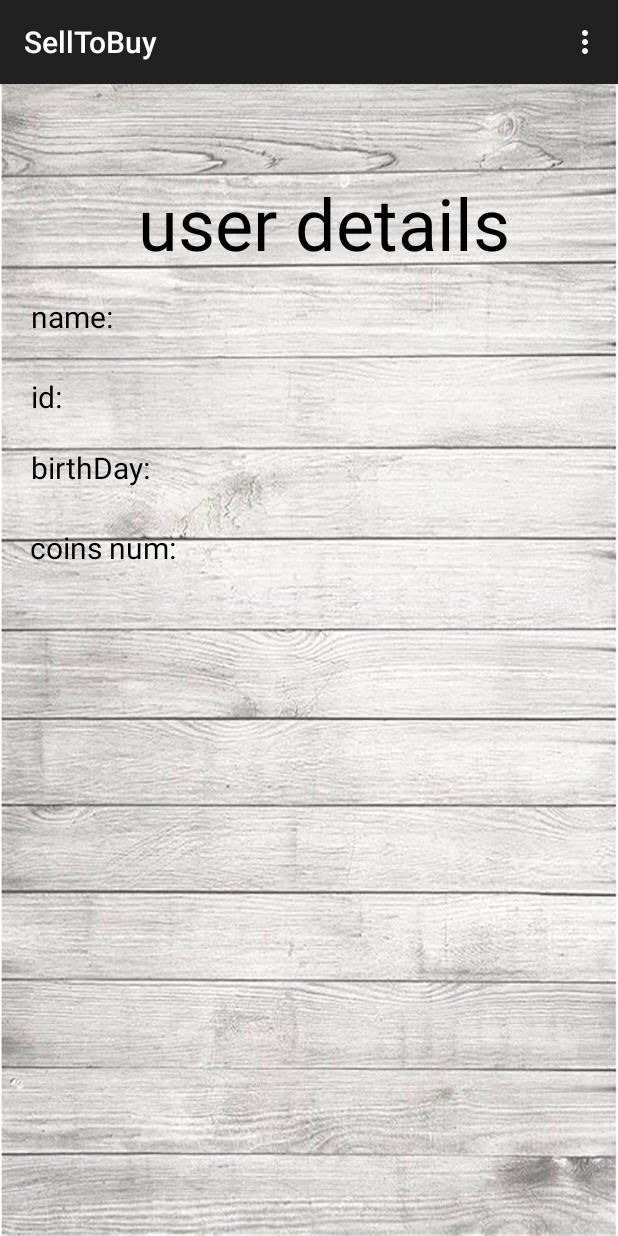
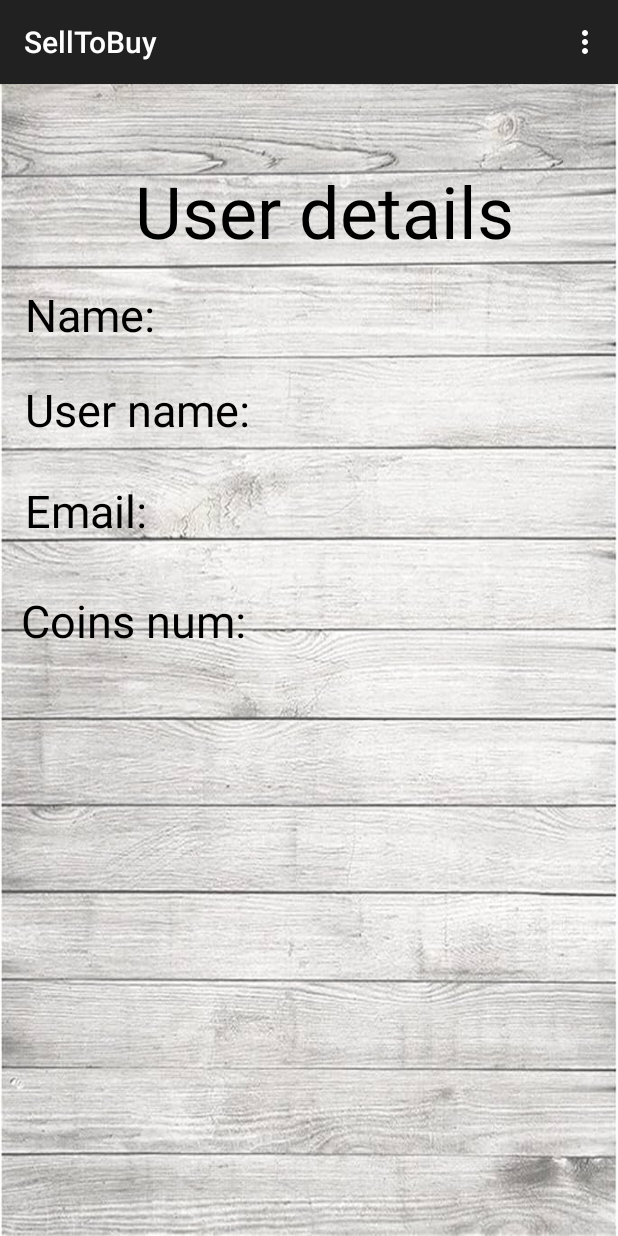
Before and after one commit to liamshmilo2/SellToBuy, an Android app: the Userdetails screen opened directly, with no data from a screen before it, on a phone screen of 412 x 824 dp. Run offline under Robolectric (Android 15) with nearby library versions, the phone set to English and light mode, and no system bars; our stand-ins replace Firebase (no records; nobody signed in at launch, a user with empty details on screens opened directly).

Commit message:
final 26/10/23

```diff
--- a/app/src/main/AndroidManifest.xml
+++ b/app/src/main/AndroidManifest.xml
@@ -12,6 +12,9 @@
         android:supportsRtl="true"
         android:theme="@style/Theme.AppCompat"
         tools:targetApi="31">
+        <activity
+            android:name=".BuyOneProduct"
+            android:exported="false" />
         <activity
             android:name=".Sell"
             android:exported="false" />
--- a/app/src/main/java/com/example/selltobuy/ProductAdapter.java
+++ b/app/src/main/java/com/example/selltobuy/ProductAdapter.java
@@ -40,10 +40,6 @@ public class ProductAdapter extends RecyclerView.Adapter<ProductAdapter.ProductV
         holder.startTextView.setText(currentProduct.getStratDate().toString());
         holder.finalTextView.setText(currentProduct.getFinalDate().toString());
         holder.imageView.setImageResource(holder.nameTextView.getResources().getIdentifier(currentProduct.getImage(),"drawable",holder.nameTextView.getContext().getPackageName()));
-
-
-
-
     }
 
     @Override
--- a/app/src/main/java/com/example/selltobuy/Userdetails.java
+++ b/app/src/main/java/com/example/selltobuy/Userdetails.java
@@ -10,16 +10,20 @@ import android.widget.TextView;
 
 public class Userdetails extends AppCompatActivity {
 
-    TextView nameDetails,idDetails,birthDetails,coinsDetails;
+    TextView nameDetails,usernamedetails,emaildetails,coinsDetails;
+    FirebaseController firebaseController;
 
     @Override
     protected void onCreate(Bundle savedInstanceState) {
         super.onCreate(savedInstanceState);
         setContentView(R.layout.activity_userdetails);
         nameDetails=findViewById(R.id.nameDetails);
-        idDetails=findViewById(R.id.idDetails);
-        birthDetails=findViewById(R.id.birthDetails);
+        usernamedetails=findViewById(R.id.usernamedetails);
+        emaildetails=findViewById(R.id.emaildetails);
         coinsDetails=findViewById(R.id.coinsDetails);
+        firebaseController=new FirebaseController(this);
+
+
     }
 
     @Override
--- a/app/src/main/res/layout/activity_userdetails.xml
+++ b/app/src/main/res/layout/activity_userdetails.xml
@@ -12,71 +12,71 @@
         android:layout_width="276dp"
         android:layout_height="65dp"
         android:layout_marginStart="78dp"
-        android:layout_marginTop="60dp"
+        android:layout_marginTop="52dp"
         android:layout_marginEnd="57dp"
         android:gravity="center"
-        android:text="user details"
+        android:text="User details"
+        android:textColor="@color/black"
         android:textSize="48sp"
         app:layout_constraintEnd_toEndOf="parent"
         app:layout_constraintHorizontal_bias="0.0"
         app:layout_constraintStart_toStartOf="parent"
-        app:layout_constraintTop_toTopOf="parent"
-        android:textColor="@color/black"/>
+        app:layout_constraintTop_toTopOf="parent" />
 
     <TextView
         android:id="@+id/nameDetails"
-        android:layout_width="67dp"
-        android:layout_height="33dp"
+        android:layout_width="110dp"
+        android:layout_height="43dp"
         android:layout_marginStart="23dp"
         android:layout_marginTop="16dp"
         android:layout_marginEnd="328dp"
-        android:text="name:"
-        android:textSize="20sp"
+        android:text="Name:"
+        android:textColor="@color/black"
+        android:textSize="30sp"
         app:layout_constraintEnd_toEndOf="parent"
-        app:layout_constraintHorizontal_bias="0.428"
+        app:layout_constraintHorizontal_bias="0.14"
         app:layout_constraintStart_toStartOf="parent"
-        app:layout_constraintTop_toBottomOf="@+id/user"
-        android:textColor="@color/black"/>
+        app:layout_constraintTop_toBottomOf="@+id/user" />
 
     <TextView
-        android:id="@+id/idDetails"
-        android:layout_width="111dp"
-        android:layout_height="27dp"
+        android:id="@+id/usernamedetails"
+        android:layout_width="215dp"
+        android:layout_height="47dp"
         android:layout_marginTop="20dp"
         android:layout_marginEnd="328dp"
-        android:text="id:"
-        android:textSize="20sp"
+        android:text="User name:"
+        android:textColor="@color/black"
+        android:textSize="30sp"
         app:layout_constraintEnd_toEndOf="parent"
         app:layout_constraintHorizontal_bias="0.0"
         app:layout_constraintStart_toStartOf="@+id/nameDetails"
-        app:layout_constraintTop_toBottomOf="@+id/nameDetails"
-        android:textColor="@color/black"/>
+        app:layout_constraintTop_toBottomOf="@+id/nameDetails" />
 
     <TextView
-        android:id="@+id/birthDetails"
-        android:layout_width="102dp"
-        android:layout_height="33dp"
+        android:id="@+id/emaildetails"
+        android:layout_width="136dp"
+        android:layout_height="53dp"
         android:layout_marginTop="20dp"
         android:layout_marginEnd="332dp"
-        android:text="birthDay:"
-        android:textSize="20sp"
+        android:text="Email:"
+        android:textColor="@color/black"
+        android:textSize="30sp"
         app:layout_constraintEnd_toEndOf="parent"
         app:layout_constraintHorizontal_bias="0.0"
-        app:layout_constraintStart_toStartOf="@+id/idDetails"
-        app:layout_constraintTop_toBottomOf="@+id/idDetails"
-        android:textColor="@color/black"/>
+        app:layout_constraintStart_toStartOf="@+id/usernamedetails"
+        app:layout_constraintTop_toBottomOf="@+id/usernamedetails" />
 
     <TextView
         android:id="@+id/coinsDetails"
-        android:layout_width="111dp"
-        android:layout_height="40dp"
+        android:layout_width="201dp"
+        android:layout_height="48dp"
         android:layout_marginTop="20dp"
         android:layout_marginEnd="332dp"
-        android:text="coins num:"
-        android:textSize="20sp"
+        android:text="Coins num:"
+        android:textColor="@color/black"
+        android:textSize="30sp"
         app:layout_constraintEnd_toEndOf="parent"
         app:layout_constraintHorizontal_bias="0.02"
-        app:layout_constraintStart_toStartOf="@+id/birthDetails"
-        app:layout_constraintTop_toBottomOf="@+id/birthDetails"
-        android:textColor="@color/black"/>
+        app:layout_constraintStart_toStartOf="@+id/emaildetails"
+        app:layout_constraintTop_toBottomOf="@+id/emaildetails" />
 </androidx.constraintlayout.widget.ConstraintLayout>
--- a/app/src/main/res/layout/logindialog.xml
+++ b/app/src/main/res/layout/logindialog.xml
@@ -7,7 +7,7 @@
     android:background="#8BC396">
 
     <EditText
-        android:id="@+id/username"
+        android:id="@+id/email2"
         android:layout_width="wrap_content"
         android:layout_height="wrap_content"
         android:layout_marginTop="60dp"
@@ -33,7 +33,7 @@
         app:layout_constraintEnd_toEndOf="parent"
         app:layout_constraintHorizontal_bias="0.684"
         app:layout_constraintStart_toStartOf="parent"
-        app:layout_constraintTop_toBottomOf="@+id/username" />
+        app:layout_constraintTop_toBottomOf="@+id/email2" />
 
     <Button
         android:id="@+id/btnok"
```
Also changed, not shown: app/src/main/java/com/example/selltobuy/BuyOneProduct.java (added, +14 -0 lines), app/src/main/java/com/example/selltobuy/ChildProduct.java (added, +19 -0 lines), app/src/main/java/com/example/selltobuy/FirebaseController.java (+53 -2 lines), app/src/main/java/com/example/selltobuy/MainActivity.java (+12 -7 lines), app/src/main/java/com/example/selltobuy/SettingActivity.java (+4 -3 lines), app/src/main/java/com/example/selltobuy/TechProduct.java (added, +18 -0 lines), app/src/main/res/layout/activity_buy_one_product.xml (added, +95 -0 lines).
